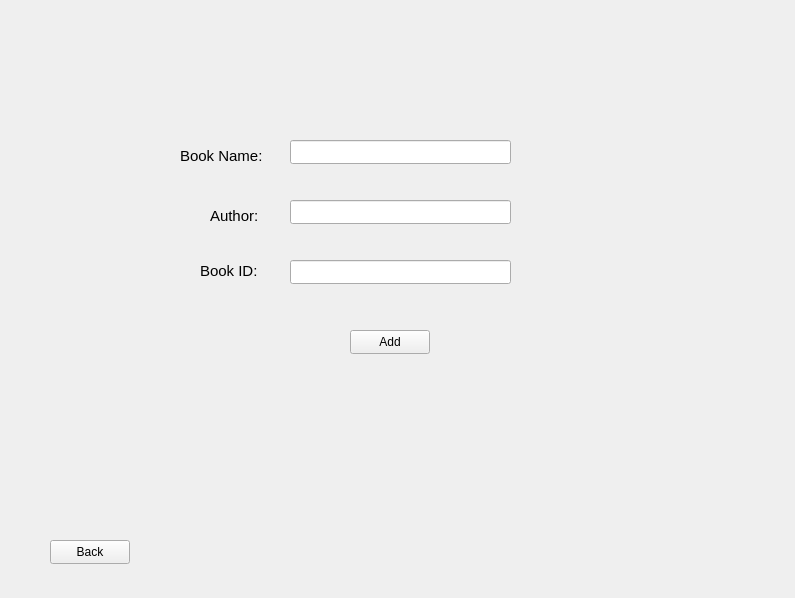
danisensei/Library-Management-System, file Library-Management-System/addbook.ui: the form before one commit.
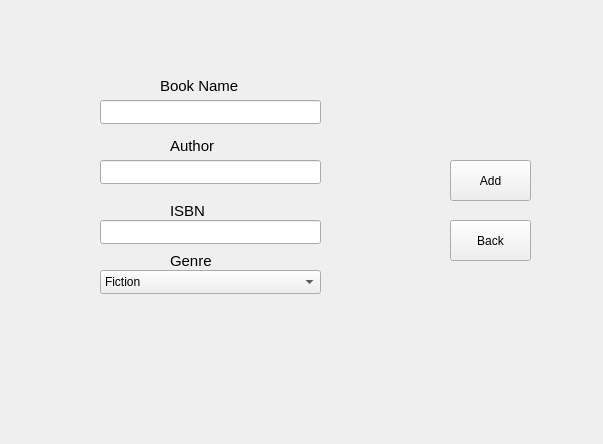
The form after the commit.

Diff of the .ui file:
```diff
--- a/Library-Management-System/addbook.ui
+++ b/Library-Management-System/addbook.ui
@@ -6,8 +6,8 @@
    <rect>
     <x>0</x>
     <y>0</y>
-    <width>795</width>
-    <height>598</height>
+    <width>603</width>
+    <height>444</height>
    </rect>
   </property>
   <property name="windowTitle">
@@ -16,8 +16,8 @@
   <widget class="QLabel" name="label">
    <property name="geometry">
     <rect>
-     <x>180</x>
-     <y>140</y>
+     <x>160</x>
+     <y>70</y>
      <width>91</width>
      <height>31</height>
     </rect>
@@ -28,15 +28,15 @@
     </font>
    </property>
    <property name="text">
-    <string>Book Name:</string>
+    <string>Book Name</string>
    </property>
   </widget>
   <widget class="QLabel" name="label_2">
    <property name="geometry">
     <rect>
-     <x>210</x>
-     <y>200</y>
-     <width>71</width>
+     <x>170</x>
+     <y>130</y>
+     <width>51</width>
      <height>31</height>
     </rect>
    </property>
@@ -46,15 +46,15 @@
     </font>
    </property>
    <property name="text">
-    <string>Author:</string>
+    <string>Author</string>
    </property>
   </widget>
   <widget class="QLabel" name="label_3">
    <property name="geometry">
     <rect>
-     <x>200</x>
-     <y>260</y>
-     <width>81</width>
+     <x>170</x>
+     <y>200</y>
+     <width>51</width>
      <height>21</height>
     </rect>
    </property>
@@ -64,16 +64,16 @@
     </font>
    </property>
    <property name="text">
-    <string>Book ID:</string>
+    <string>ISBN</string>
    </property>
   </widget>
   <widget class="QPushButton" name="addbutton">
    <property name="geometry">
     <rect>
-     <x>350</x>
-     <y>330</y>
-     <width>80</width>
-     <height>24</height>
+     <x>450</x>
+     <y>160</y>
+     <width>81</width>
+     <height>41</height>
     </rect>
    </property>
    <property name="text">
@@ -83,8 +83,8 @@
   <widget class="QLineEdit" name="nameline">
    <property name="geometry">
     <rect>
-     <x>290</x>
-     <y>140</y>
+     <x>100</x>
+     <y>100</y>
      <width>221</width>
      <height>24</height>
     </rect>
@@ -93,8 +93,8 @@
   <widget class="QLineEdit" name="idline">
    <property name="geometry">
     <rect>
-     <x>290</x>
-     <y>260</y>
+     <x>100</x>
+     <y>220</y>
      <width>221</width>
      <height>24</height>
     </rect>
@@ -103,8 +103,8 @@
   <widget class="QLineEdit" name="authorline">
    <property name="geometry">
     <rect>
-     <x>290</x>
-     <y>200</y>
+     <x>100</x>
+     <y>160</y>
      <width>221</width>
      <height>24</height>
     </rect>
@@ -113,16 +113,69 @@
   <widget class="QPushButton" name="backbutton">
    <property name="geometry">
     <rect>
-     <x>50</x>
-     <y>540</y>
-     <width>80</width>
-     <height>24</height>
+     <x>450</x>
+     <y>220</y>
+     <width>81</width>
+     <height>41</height>
     </rect>
    </property>
    <property name="text">
     <string>Back</string>
    </property>
   </widget>
+  <widget class="QLabel" name="label_4">
+   <property name="geometry">
+    <rect>
+     <x>170</x>
+     <y>250</y>
+     <width>81</width>
+     <height>21</height>
+    </rect>
+   </property>
+   <property name="font">
+    <font>
+     <pointsize>11</pointsize>
+    </font>
+   </property>
+   <property name="text">
+    <string>Genre</string>
+   </property>
+  </widget>
+  <widget class="QComboBox" name="comboBox">
+   <property name="geometry">
+    <rect>
+     <x>100</x>
+     <y>270</y>
+     <width>221</width>
+     <height>24</height>
+    </rect>
+   </property>
+   <item>
+    <property name="text">
+     <string>Fiction</string>
+    </property>
+   </item>
+   <item>
+    <property name="text">
+     <string>Fantasy</string>
+    </property>
+   </item>
+   <item>
+    <property name="text">
+     <string>History</string>
+    </property>
+   </item>
+   <item>
+    <property name="text">
+     <string>Literature</string>
+    </property>
+   </item>
+   <item>
+    <property name="text">
+     <string>Poetry</string>
+    </property>
+   </item>
+  </widget>
  </widget>
  <resources/>
  <connections/>
```
